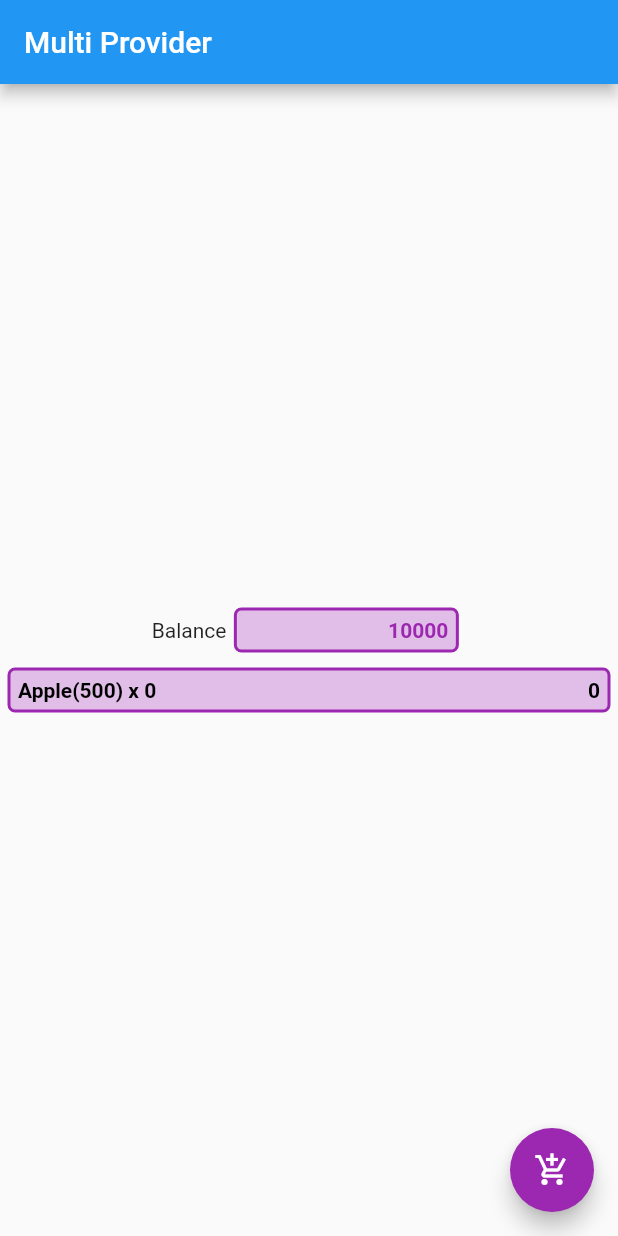
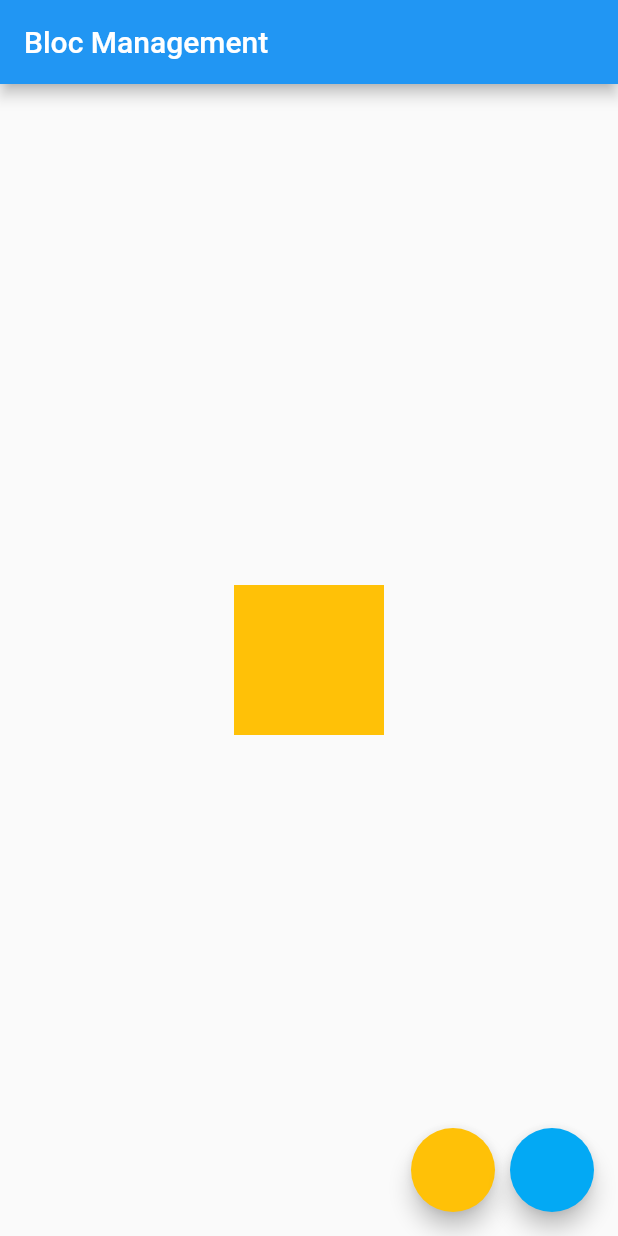
Before and after one commit to rankoms/belajar_flutter, a Flutter app: the screen it shows after launch, on a phone screen of 412 x 824 dp. Run offline on Flutter 3.47's test engine with Material 2 defaults, Android fonts, the phone set to English and light mode, and no system bars; our stand-ins replace bloc.

Commit message:
init bloc

```diff
--- /dev/null
+++ b/lib/color_bloc.dart
@@ -0,0 +1,6 @@
+import 'package:flutter/material.dart';
+import 'package:bloc/bloc.dart';
+
+enum ColorEvent { to_amber, to_light_blue }
+
+mixin ColorBloc implements Bloc<ColorEvent, Color> {}
--- a/lib/main.dart
+++ b/lib/main.dart
@@ -1,108 +1,44 @@
 import 'package:flutter/material.dart';
-import 'package:flutter_application_1/application_color.dart';
-import 'package:flutter_application_1/cart.dart';
-import 'package:flutter_application_1/money.dart';
-import 'package:provider/provider.dart';
 
 void main() => runApp(const MyApp());
 
-class MyApp extends StatelessWidget {
+class MyApp extends StatefulWidget {
   const MyApp({Key? key}) : super(key: key);
 
   @override
+  _MyAppState createState() => _MyAppState();
+}
+
+class _MyAppState extends State<MyApp> {
+  @override
   Widget build(BuildContext context) {
     return MaterialApp(
-      home: MultiProvider(
-        providers: [
-          ChangeNotifierProvider<Money>(
-            create: (context) => Money(),
-          ),
-          ChangeNotifierProvider<Cart>(
-            create: (context) => Cart(),
-          )
-        ],
-        child: Scaffold(
-          floatingActionButton: Consumer<Cart>(
-            builder: (context, cart, _) => Consumer<Money>(
-              builder: (context, money, _) => FloatingActionButton(
-                onPressed: () {
-                  if (money.balance >= 500) {
-                    cart.quantity += 1;
-                    money.balance -= 500;
-                  }
-                },
-                child: Icon(Icons.add_shopping_cart),
-                backgroundColor: Colors.purple,
-              ),
+      home: Scaffold(
+        floatingActionButton: Row(
+          mainAxisAlignment: MainAxisAlignment.end,
+          children: [
+            FloatingActionButton(
+              onPressed: () {},
+              backgroundColor: Colors.amber,
             ),
-          ),
-          appBar: AppBar(
-            title: Text('Multi Provider'),
-          ),
-          body: Center(
-            child: Column(
-              mainAxisAlignment: MainAxisAlignment.center,
-              children: [
-                Row(
-                  mainAxisAlignment: MainAxisAlignment.center,
-                  children: [
-                    Text('Balance'),
-                    Container(
-                      height: 30,
-                      decoration: BoxDecoration(
-                          color: Colors.purple[100],
-                          borderRadius: BorderRadius.circular(5),
-                          border: Border.all(color: Colors.purple, width: 2)),
-                      width: 150,
-                      margin: EdgeInsets.all(5),
-                      padding: EdgeInsets.all(5),
-                      child: Align(
-                        alignment: Alignment.centerRight,
-                        child: Consumer<Money>(
-                          builder: (context, money, _) => Text(
-                            money.balance.toString(),
-                            style: TextStyle(
-                                color: Colors.purple,
-                                fontWeight: FontWeight.w600),
-                          ),
-                        ),
-                      ),
-                    )
-                  ],
-                ),
-                Container(
-                  height: 30,
-                  decoration: BoxDecoration(
-                      color: Colors.purple[100],
-                      borderRadius: BorderRadius.circular(5),
-                      border: Border.all(color: Colors.purple, width: 2)),
-                  margin: EdgeInsets.all(5),
-                  padding: EdgeInsets.all(5),
-                  child: Align(
-                    alignment: Alignment.centerRight,
-                    child: Consumer<Cart>(
-                      builder: (context, cart, _) => Row(
-                        mainAxisAlignment: MainAxisAlignment.spaceBetween,
-                        children: [
-                          Text(
-                            "Apple(500) x " + cart.quantity.toString(),
-                            style: TextStyle(
-                                color: Colors.black,
-                                fontWeight: FontWeight.w600),
-                          ),
-                          Text(
-                            (500 * cart.quantity).toString(),
-                            style: TextStyle(
-                                color: Colors.black,
-                                fontWeight: FontWeight.w600),
-                          ),
-                        ],
-                      ),
-                    ),
-                  ),
-                )
-              ],
+            SizedBox(
+              width: 10,
             ),
+            FloatingActionButton(
+              onPressed: () {},
+              backgroundColor: Colors.lightBlue,
+            )
+          ],
+        ),
+        appBar: AppBar(
+          title: Text('Bloc Management'),
+        ),
+        body: Center(
+          child: AnimatedContainer(
+            duration: Duration(milliseconds: 500),
+            width: 100,
+            height: 100,
+            color: Colors.amber,
           ),
         ),
       ),
--- a/pubspec.yaml
+++ b/pubspec.yaml
@@ -30,6 +30,7 @@ dependencies:
     cupertino_icons: ^1.0.2
     flutter:
         sdk: flutter
+    flutter_bloc: ^8.0.1
     http: ^0.13.4
     provider: ^6.0.2
 
```
Also changed, not shown: pubspec.lock.
